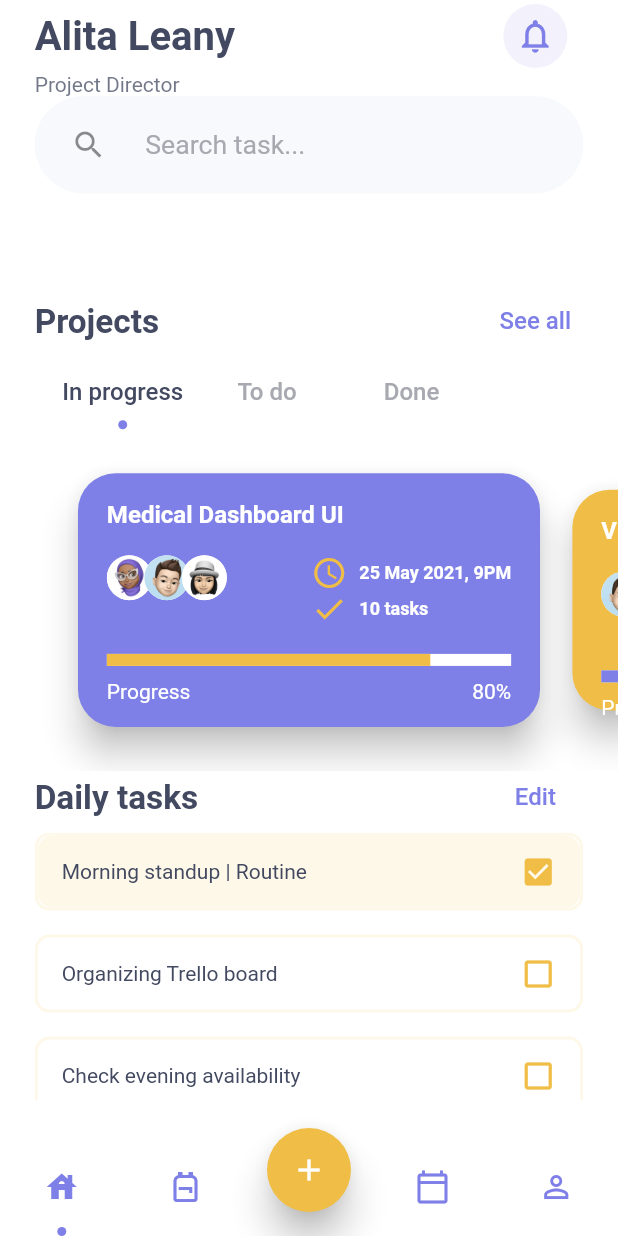
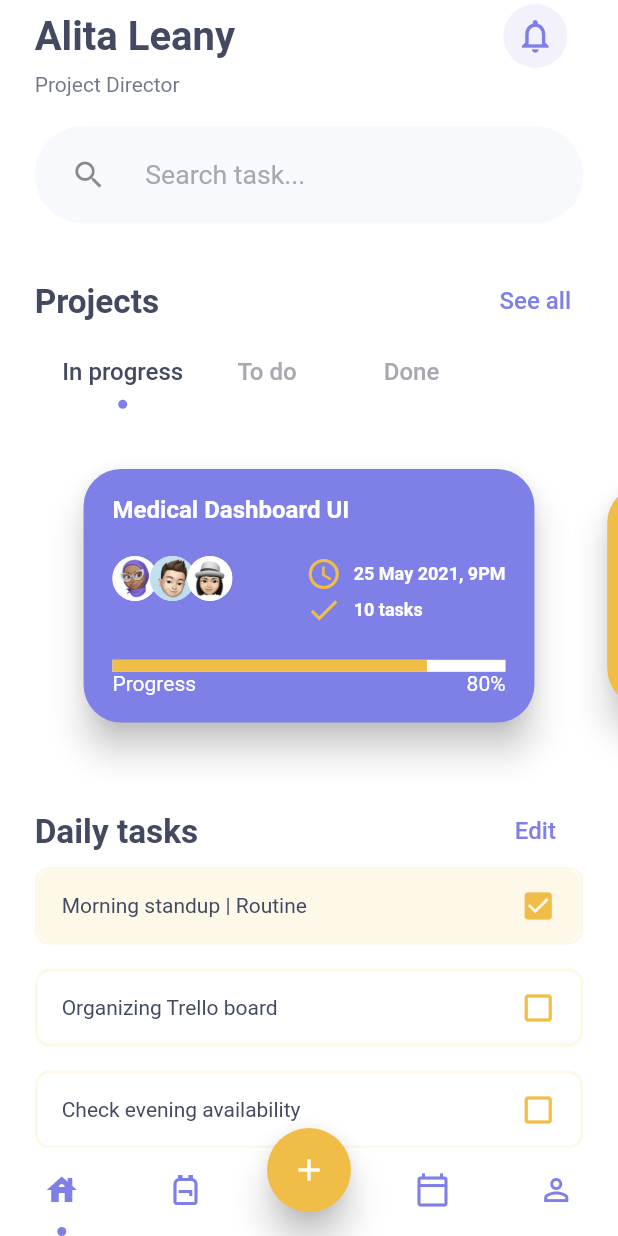
Before and after one commit to rafaelcolladojr/taskster, a Flutter app: the OverviewScreen screen opened by its route, on a phone screen of 412 x 824 dp. Run offline on Flutter 3.47's test engine with Material 2 defaults, Android fonts, the light colour scheme and no system bars; drawn by our look-alikes of carousel_slider; our stand-ins replace flutter_screenutil.

Commit message:
Fixed Overview Screen section widget sizing/responsiveness

```diff
--- a/lib/components/kanban_project_item.dart
+++ b/lib/components/kanban_project_item.dart
@@ -33,11 +33,12 @@ class KanbanProjectItem extends StatelessWidget {
         color: primary
             ? Constants.colors['primary']
             : Constants.colors['secondary'],
-        child: SizedBox(
-          width: 320.w,
+        child: AspectRatio(
+          aspectRatio: 16 / 9,
           child: Padding(
             padding: EdgeInsets.symmetric(horizontal: 20.w, vertical: 20.h),
             child: Column(
+              mainAxisAlignment: MainAxisAlignment.spaceBetween,
               crossAxisAlignment: CrossAxisAlignment.start,
               children: [
                 Text(
@@ -48,7 +49,6 @@ class KanbanProjectItem extends StatelessWidget {
                     fontWeight: FontWeight.bold,
                   ),
                 ),
-                SizedBox(height: 20.h),
                 Row(
                   crossAxisAlignment: CrossAxisAlignment.start,
                   mainAxisAlignment: MainAxisAlignment.spaceBetween,
@@ -77,9 +77,8 @@ class KanbanProjectItem extends StatelessWidget {
                     ),
                   ],
                 ),
-                SizedBox(
-                  height: 20.h,
-                ),
+                Column(
+                  children: [
                     LinearProgressIndicator(
                       value: progress,
                       backgroundColor: Colors.white,
@@ -87,9 +86,6 @@ class KanbanProjectItem extends StatelessWidget {
                       valueColor: AlwaysStoppedAnimation(primary
                           ? Constants.colors['secondary']
                           : Constants.colors['primary']),
-                ),
-                SizedBox(
-                  height: 10.h,
                     ),
                     Row(
                       mainAxisAlignment: MainAxisAlignment.spaceBetween,
@@ -106,6 +102,8 @@ class KanbanProjectItem extends StatelessWidget {
                     ),
                   ],
                 ),
+              ],
+            ),
           ),
         ),
       ),
--- a/lib/components/kanban_tab_view.dart
+++ b/lib/components/kanban_tab_view.dart
@@ -27,10 +27,7 @@ class _KanbanTabViewState extends State<KanbanTabView>
 
   @override
   Widget build(BuildContext context) {
-    return SizedBox(
-      width: double.infinity,
-      height: 310.h,
-      child: Column(
+    return Column(
       crossAxisAlignment: CrossAxisAlignment.start,
       children: [
         Padding(
@@ -59,6 +56,7 @@ class _KanbanTabViewState extends State<KanbanTabView>
           ),
         ),
         Expanded(
+          flex: 5,
           child: TabBarView(
             controller: _tabController,
             children: [
@@ -114,7 +112,6 @@ class _KanbanTabViewState extends State<KanbanTabView>
           ),
         ),
       ],
-      ),
     );
   }
 }
--- a/lib/screens/overview_screen.dart
+++ b/lib/screens/overview_screen.dart
@@ -77,29 +77,36 @@ class _OverviewScreenState extends State<OverviewScreen>
                         ),
                       ),
                     ),
-                    CustomTextField(
-                      label: const Icon(Icons.search),
-                      hint: 'Search task...',
-                      onChanged: (value) {},
+                    Padding(
+                      padding: const EdgeInsets.only(top: 20),
+                      child: CustomTextField(
+                        label: const Icon(Icons.search),
+                        hint: 'Search task...',
+                        onChanged: (value) {},
+                      ),
                     ),
                   ],
                 ),
               ),
             ),
             Expanded(
-              flex: 5,
+              flex: 6,
               child: Column(
                 children: [
                   Padding(
-                    padding:
-                        EdgeInsets.symmetric(horizontal: 24.w, vertical: 0),
+                    padding: EdgeInsets.symmetric(horizontal: 24.w),
                     child: CustomHeadingDivider(
                       title: 'Projects',
                       buttonText: 'See all',
                       onPressed: () {},
                     ),
                   ),
-                  const KanbanTabView(),
+                  const Expanded(
+                    child: Padding(
+                      padding: EdgeInsets.only(bottom: 8.0),
+                      child: KanbanTabView(),
+                    ),
+                  ),
                 ],
               ),
             ),
@@ -114,8 +121,7 @@ class _OverviewScreenState extends State<OverviewScreen>
                       buttonText: 'Edit',
                       onPressed: () {},
                     ),
-                    SizedBox(
-                      height: 200.h,
+                    Expanded(
                       child: ListView.separated(
                         itemBuilder: (context, index) {
                           return taskTileList[index];
```
Lines whose indentation alone changed are shown as unchanged.
